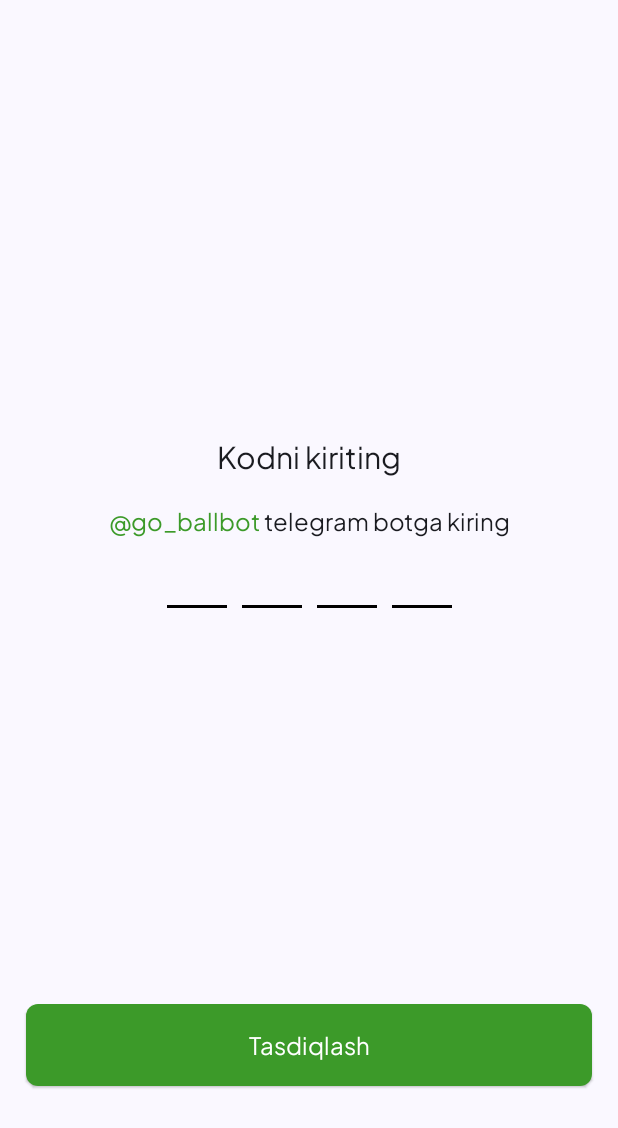
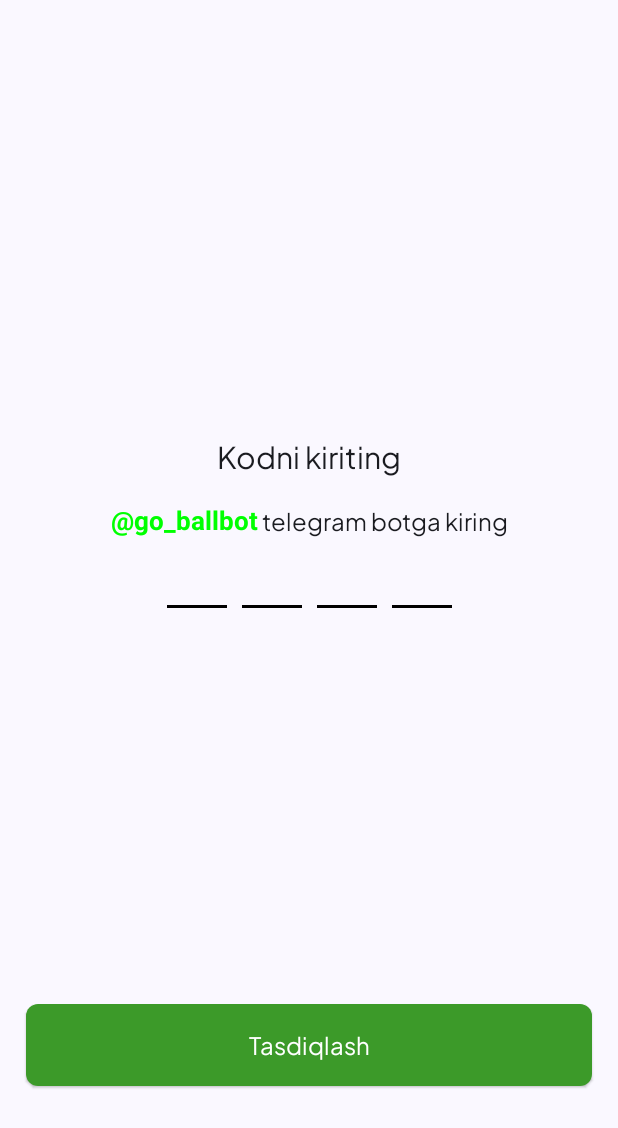
Before and after one commit to IsaboevSanjar/Go-Ball, an Android app built with Jetpack Compose: the screen it shows after launch (MainActivity), on a phone screen of 412 x 824 dp. Shown: the top 1128 px of the screen. Run offline under Robolectric (Android 15) with nearby library versions, the phone set to English and light mode, and no system bars; our stand-ins replace Voyager.

Commit message:
Text clickable is working

```diff
--- a/app/src/main/java/goball/uz/screens/LoginScreen.kt
+++ b/app/src/main/java/goball/uz/screens/LoginScreen.kt
@@ -1,5 +1,6 @@
 package goball.uz.screens
 
+import android.util.Log
 import androidx.compose.foundation.background
 import androidx.compose.foundation.layout.Arrangement
 import androidx.compose.foundation.layout.Box
@@ -14,6 +15,7 @@ import androidx.compose.foundation.layout.padding
 import androidx.compose.foundation.layout.width
 import androidx.compose.foundation.shape.RoundedCornerShape
 import androidx.compose.foundation.text.BasicTextField
+import androidx.compose.foundation.text.ClickableText
 import androidx.compose.material3.Button
 import androidx.compose.material3.ButtonDefaults
 import androidx.compose.material3.ElevatedButton
@@ -28,7 +30,12 @@ import androidx.compose.ui.Alignment
 import androidx.compose.ui.Modifier
 import androidx.compose.ui.graphics.Color
 import androidx.compose.ui.res.colorResource
+import androidx.compose.ui.text.SpanStyle
 import androidx.compose.ui.text.TextStyle
+import androidx.compose.ui.text.buildAnnotatedString
+import androidx.compose.ui.text.font.FontFamily
+import androidx.compose.ui.text.font.FontWeight
+import androidx.compose.ui.text.withStyle
 import androidx.compose.ui.tooling.preview.Preview
 import androidx.compose.ui.unit.dp
 import androidx.compose.ui.unit.sp
@@ -56,14 +63,21 @@ class LoginScreen : Screen {
             verticalArrangement = Arrangement.SpaceBetween
         ) {
             Spacer(modifier = Modifier.height(50.dp))
-            Column(horizontalAlignment = Alignment.CenterHorizontally) {
+            Column(horizontalAlignment = Alignment.CenterHorizontally, verticalArrangement = Arrangement.Center) {
                 Text(text = "Kodni kiriting", style = MaterialTheme.typography.headlineMedium)
                 Spacer(modifier = Modifier.height(20.dp))
-                Row {
-                    Text(
-                        text = "@go_ballbot",
-                        color = colorResource(id = R.color.primary),
-                        style = MaterialTheme.typography.titleMedium
+                Row (verticalAlignment = Alignment.CenterVertically){
+                    ClickableText(
+                        onClick = { offset ->
+                            println("You clicked on offset $offset")
+                            Log.d("TAGG", "You clicked on offset $offset")
+                        },
+                        text =buildAnnotatedString {
+                            withStyle(style = SpanStyle(color = Color.Green,
+                                fontSize = 17.sp,fontWeight = FontWeight.Bold), ) {
+                                append("@go_ballbot")
+                            }
+                        }
                     )
                     Text(
                         text = " telegram botga kiring",
```
